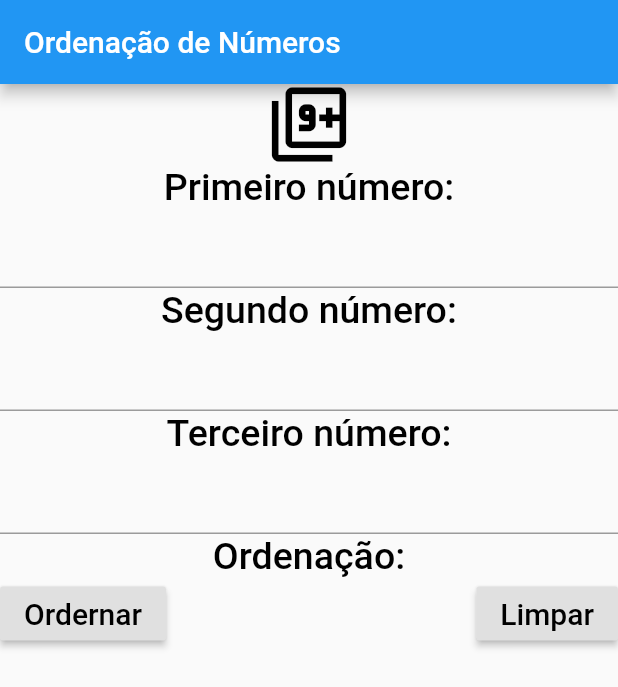
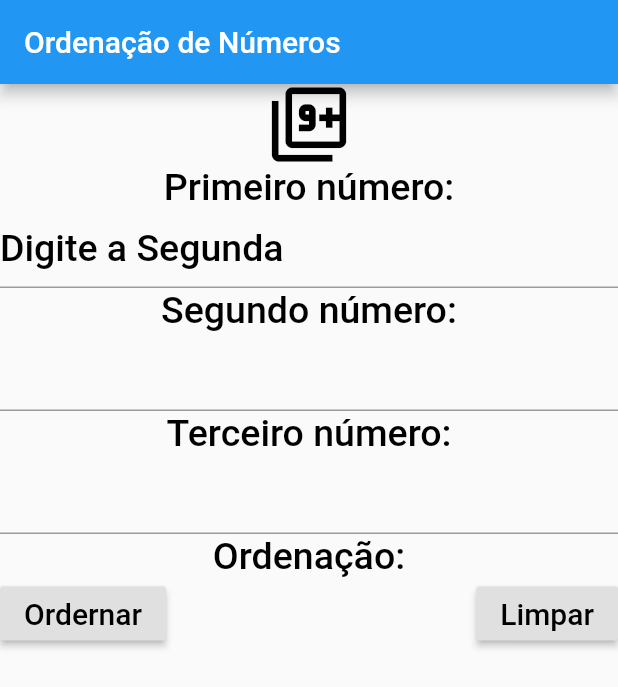
Before and after one commit to luishbabilon/projetoPAM2022, a Flutter app: the screen it shows after launch, after a tap on "Limpar", on a phone screen of 412 x 824 dp. Shown: the top 687 px of the screen. Run offline on Flutter 3.47's test engine with Material 2 defaults, Android fonts, the phone set to English and light mode, and no system bars.

Commit message:
Update main.dart

```diff
--- a/lib/main.dart
+++ b/lib/main.dart
@@ -8,7 +8,7 @@ class MyApp extends StatelessWidget {
   @override
   Widget build(BuildContext context) {
     return new MaterialApp(
-      title: 'Generated App',
+      title: 'Programa de Oredenação de Número',
       theme: new ThemeData(
         primarySwatch: Colors.blue,
         primaryColor: const Color(0xFF2196f3),
@@ -186,6 +186,7 @@ class _MyHomePageState extends State<MyHomePage> {
     pNum.text = "";
     sNum.text = "";
     tNum.text = "";
+    pNum.text = "Digite a Segunda";
     setState(() {
       ordenacao = "";
     });
```
